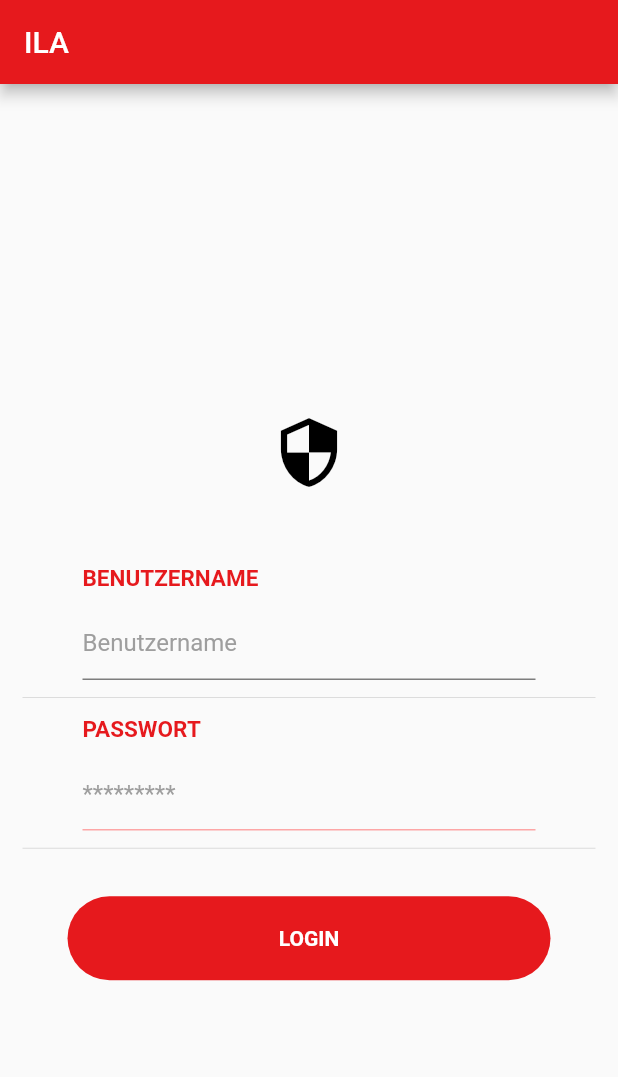
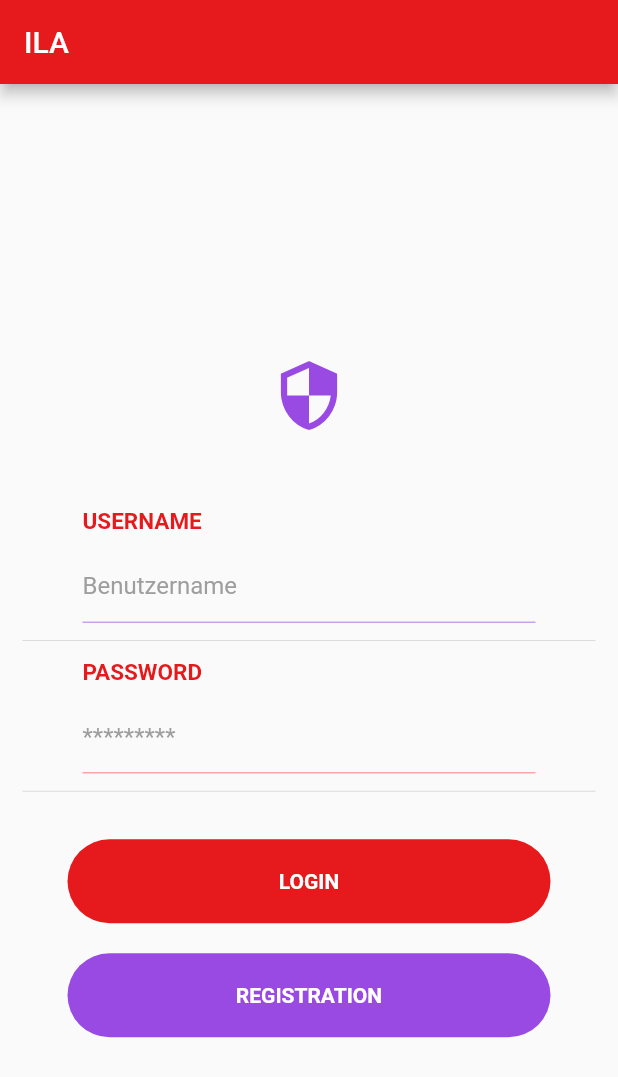
Before and after one commit to mobileappdevhm19/ILA-Flutter, a Flutter app: the screen it shows after launch, on a phone screen of 412 x 824 dp. Shown: the top 1077 px of the screen. Run offline on Flutter 3.47's test engine with Material 2 defaults, Android fonts, the phone set to English and light mode, and no system bars; our stand-ins replace flutter_secure_storage; missing offline and left inert: jaguar_jwt.

Commit message:
Registration and small bugfixes

```diff
--- a/ila/lib/config.dart
+++ b/ila/lib/config.dart
@@ -2,23 +2,33 @@ import 'package:flutter/material.dart';
 
 class Config {
   static const AppTitle = 'ILA';
-  static const Map<int, Color> _PrimaryColors =
-  {
-    50:Color.fromARGB(26, 230, 25, 29),
-    100:Color.fromARGB(51, 230, 25, 29),
-    200:Color.fromARGB(77, 230, 25, 29),
-    300:Color.fromARGB(102, 230, 25, 29),
-    400:Color.fromARGB(128, 230, 25, 29),
-    500:Color.fromARGB(153, 230, 25, 29),
-    600:Color.fromARGB(179, 230, 25, 29),
-    700:Color.fromARGB(204, 230, 25, 29),
-    800:Color.fromARGB(230, 230, 25, 29),
-    900:Color.fromARGB(255, 230, 25, 29),
+  static const Map<int, Color> _PrimaryColors = {
+    50: Color.fromARGB(26, 230, 25, 29),
+    100: Color.fromARGB(51, 230, 25, 29),
+    200: Color.fromARGB(77, 230, 25, 29),
+    300: Color.fromARGB(102, 230, 25, 29),
+    400: Color.fromARGB(128, 230, 25, 29),
+    500: Color.fromARGB(153, 230, 25, 29),
+    600: Color.fromARGB(179, 230, 25, 29),
+    700: Color.fromARGB(204, 230, 25, 29),
+    800: Color.fromARGB(230, 230, 25, 29),
+    900: Color.fromARGB(255, 230, 25, 29),
   };
-  static const PrimaryColor = MaterialColor(0xffe6191d,_PrimaryColors);
-  static const AppColorDark = Colors.black;
-
-
+  static const int _AppColorDarkR = 152, _AppColorDarkG = 74, _AppColorDarkB = 227;
+  static const Map<int, Color> _AppColorsDark = {
+    50: Color.fromARGB(26, _AppColorDarkR, _AppColorDarkG, _AppColorDarkB),
+    100: Color.fromARGB(51, _AppColorDarkR, _AppColorDarkG, _AppColorDarkB),
+    200: Color.fromARGB(77, _AppColorDarkR, _AppColorDarkG, _AppColorDarkB),
+    300: Color.fromARGB(102, _AppColorDarkR, _AppColorDarkG, _AppColorDarkB),
+    400: Color.fromARGB(128, _AppColorDarkR, _AppColorDarkG, _AppColorDarkB),
+    500: Color.fromARGB(153, _AppColorDarkR, _AppColorDarkG, _AppColorDarkB),
+    600: Color.fromARGB(179, _AppColorDarkR, _AppColorDarkG, _AppColorDarkB),
+    700: Color.fromARGB(204, _AppColorDarkR, _AppColorDarkG, _AppColorDarkB),
+    800: Color.fromARGB(230, _AppColorDarkR, _AppColorDarkG, _AppColorDarkB),
+    900: Color.fromARGB(255, _AppColorDarkR, _AppColorDarkG, _AppColorDarkB),
+  };
+  static const PrimaryColor = MaterialColor(0xffe6191d, _PrimaryColors);
+  static const AppColorDark = MaterialColor(0xff984AE3, _AppColorsDark);
 
   static const SplashScreenDuration = 10;
 }
--- a/ila/lib/helpers/routes.dart
+++ b/ila/lib/helpers/routes.dart
@@ -2,6 +2,7 @@ import 'package:flutter/material.dart';
 import 'package:ila/views/courseView.dart';
 import 'package:ila/views/homeView.dart';
 import 'package:ila/views/loginView.dart';
+import 'package:ila/views/registrationView.dart';
 import 'package:ila/views/settingsView.dart';
 import 'package:ila_swagger/api.dart';
 
@@ -24,6 +25,8 @@ Widget _buildRoute({
       return HomeView();
     case '/login':
       return LoginView();
+    case '/registration':
+      return RegistrationView();
     case '/settings':
       return SettingsView();
     case '/course':
--- a/ila/lib/main.dart
+++ b/ila/lib/main.dart
@@ -4,7 +4,8 @@ import 'package:ila/helpers/routes.dart';
 import 'package:ila/models/AuthModel.dart';
 import 'package:ila/views/splashScreen.dart';
 import 'package:scoped_model/scoped_model.dart';
-import 'package:ila_swagger/api.dart';
+
+final GlobalKey<ScaffoldState> scaffoldKey = new GlobalKey<ScaffoldState>();
 
 void main() => runApp(MyApp());
 
--- a/ila/lib/models/AuthModel.dart
+++ b/ila/lib/models/AuthModel.dart
@@ -8,7 +8,7 @@ class AuthModel extends Model {
   AuthStatus getStatus() => defaultApiClient.getStatus();
 
   Future init() async {
-    try {
+   try {
       defaultApiClient.username = await storage.read(key: 'username');
       defaultApiClient.password = await storage.read(key: 'password');
     } catch (error) {
--- a/ila/lib/views/loginView.dart
+++ b/ila/lib/views/loginView.dart
@@ -3,6 +3,8 @@ import 'package:ila/config.dart';
 import 'package:ila/models/AuthModel.dart';
 import 'package:ila_swagger/api.dart';
 import 'package:scoped_model/scoped_model.dart';
+
+import '../main.dart';
 
 class LoginView extends StatefulWidget {
   @override
@@ -16,12 +18,14 @@ class _LoginViewState extends State<LoginView> {
   @override
   Widget build(BuildContext context) {
     return Scaffold(
+        key: scaffoldKey,
         appBar: AppBar(
           title: Text(Config.AppTitle),
         ),
         body: Center(
             child: Builder(
-                builder: (context) => ListView(
+                builder: (context) =>
+                    ListView(
                       shrinkWrap: true,
                       padding: EdgeInsets.all(15.0),
                       children: <Widget>[
@@ -41,7 +45,7 @@ class _LoginViewState extends State<LoginView> {
                               child: new Padding(
                                 padding: const EdgeInsets.only(left: 40.0),
                                 child: new Text(
-                                  "BENUTZERNAME",
+                                  "USERNAME",
                                   style: TextStyle(
                                     fontWeight: FontWeight.bold,
                                     color: Config.PrimaryColor,
@@ -53,7 +57,10 @@ class _LoginViewState extends State<LoginView> {
                           ],
                         ),
                         new Container(
-                          width: MediaQuery.of(context).size.width,
+                          width: MediaQuery
+                              .of(context)
+                              .size
+                              .width,
                           margin: const EdgeInsets.only(
                               left: 40.0, right: 40.0, top: 10.0),
                           alignment: Alignment.center,
@@ -94,7 +101,7 @@ class _LoginViewState extends State<LoginView> {
                               child: new Padding(
                                 padding: const EdgeInsets.only(left: 40.0),
                                 child: new Text(
-                                  "PASSWORT",
+                                  "PASSWORD",
                                   style: TextStyle(
                                     fontWeight: FontWeight.bold,
                                     color: Config.PrimaryColor,
@@ -106,7 +113,10 @@ class _LoginViewState extends State<LoginView> {
                           ],
                         ),
                         new Container(
-                          width: MediaQuery.of(context).size.width,
+                          width: MediaQuery
+                              .of(context)
+                              .size
+                              .width,
                           margin: const EdgeInsets.only(
                               left: 40.0, right: 40.0, top: 10.0),
                           alignment: Alignment.center,
@@ -143,7 +153,10 @@ class _LoginViewState extends State<LoginView> {
                           height: 24.0,
                         ),
                         new Container(
-                          width: MediaQuery.of(context).size.width,
+                          width: MediaQuery
+                              .of(context)
+                              .size
+                              .width,
                           margin: const EdgeInsets.only(
                               left: 30.0, right: 30.0, top: 20.0),
                           alignment: Alignment.center,
@@ -184,6 +197,52 @@ class _LoginViewState extends State<LoginView> {
                             ],
                           ),
                         ),
+                        new Container(
+                          width: MediaQuery
+                              .of(context)
+                              .size
+                              .width,
+                          margin: const EdgeInsets.only(
+                              left: 30.0, right: 30.0, top: 20.0),
+                          alignment: Alignment.center,
+                          child: new Row(
+                            children: <Widget>[
+                              new Expanded(
+                                child: new FlatButton(
+                                  shape: new RoundedRectangleBorder(
+                                    borderRadius:
+                                    new BorderRadius.circular(30.0),
+                                  ),
+                                  color: Config.AppColorDark,
+                                  onPressed: () =>
+                                      Navigator.pushNamed(context,
+                                          '/registration'),
+                                  child: new Container(
+                                    padding: const EdgeInsets.symmetric(
+                                      vertical: 20.0,
+                                      horizontal: 20.0,
+                                    ),
+                                    child: new Row(
+                                      mainAxisAlignment:
+                                      MainAxisAlignment.center,
+                                      children: <Widget>[
+                                        new Expanded(
+                                          child: Text(
+                                            "REGISTRATION",
+                                            textAlign: TextAlign.center,
+                                            style: TextStyle(
+                                                color: Colors.white,
+                                                fontWeight: FontWeight.bold),
+                                          ),
+                                        ),
+                                      ],
+                                    ),
+                                  ),
+                                ),
+                              ),
+                            ],
+                          ),
+                        ),
                       ],
                     ))));
   }
@@ -194,11 +253,14 @@ class _LoginViewState extends State<LoginView> {
     await auth
         .login(_username, _password)
         .then((_) => Navigator.pushReplacementNamed(context, '/home'))
-        .catchError((e) => Scaffold.of(context).showSnackBar(SnackBar(
+        .catchError((e) {
+      Scaffold.of(context).showSnackBar(SnackBar(
         content: Text(e is UserException
             ? (e as UserException).message
             : 'Unbekannter Fehler ist aufgetretten'),
         duration: Duration(seconds: 4),
-            )));
+      ));
+      print(e.toString());
+    });
   }
 }
--- a/ila/lib/views/settingsView.dart
+++ b/ila/lib/views/settingsView.dart
@@ -28,8 +28,8 @@ class _SettingsViewState extends State<SettingsView> {
               title: Text(account['username']),
               trailing: IconButton(
                   icon: Icon(Icons.exit_to_app),
-                  onPressed: () {
-                    authmodel.logout();
+                  onPressed: () async {
+                    await authmodel.logout();
                     Navigator.popUntil(context, (route) => route.isFirst);
                     Navigator.pushReplacementNamed(context, '/login');
                   }),
```
Also changed, not shown: ila/lib/views/registrationView.dart (added, +378 -0 lines), ila_swagger/lib/api/account_api.dart (+50 -41 lines). Lines whose indentation alone changed are shown as unchanged.
